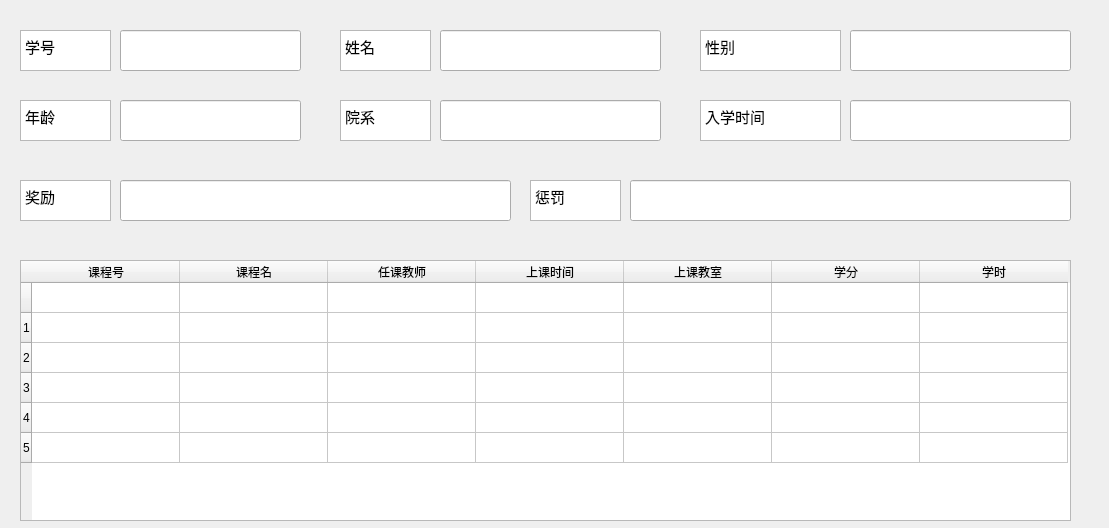
First picture: the form in gui/studentInformation.ui, repository jiang-zixian/DataBase_experiment, before the edit.
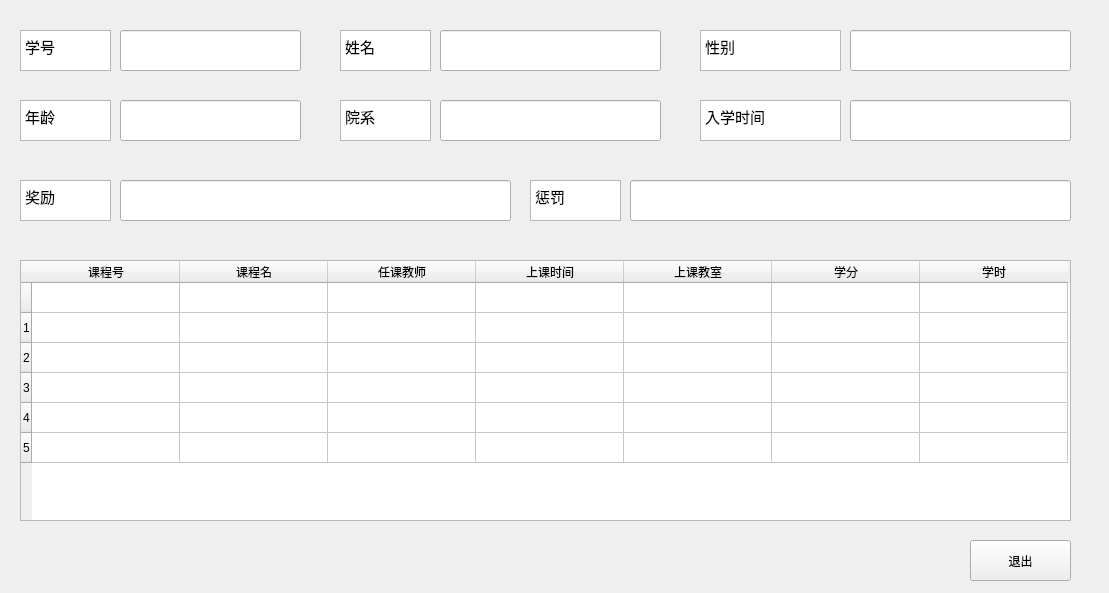
Second picture: the form after the edit.

What changed in the file:
```diff
--- a/gui/studentInformation.ui
+++ b/gui/studentInformation.ui
@@ -7,7 +7,7 @@
     <x>0</x>
     <y>0</y>
     <width>1109</width>
-    <height>528</height>
+    <height>593</height>
    </rect>
   </property>
   <property name="windowTitle">
@@ -414,6 +414,19 @@
     </property>
    </column>
   </widget>
+  <widget class="QPushButton" name="pushButton">
+   <property name="geometry">
+    <rect>
+     <x>970</x>
+     <y>540</y>
+     <width>101</width>
+     <height>41</height>
+    </rect>
+   </property>
+   <property name="text">
+    <string>退出</string>
+   </property>
+  </widget>
  </widget>
  <resources/>
  <connections/>
```
